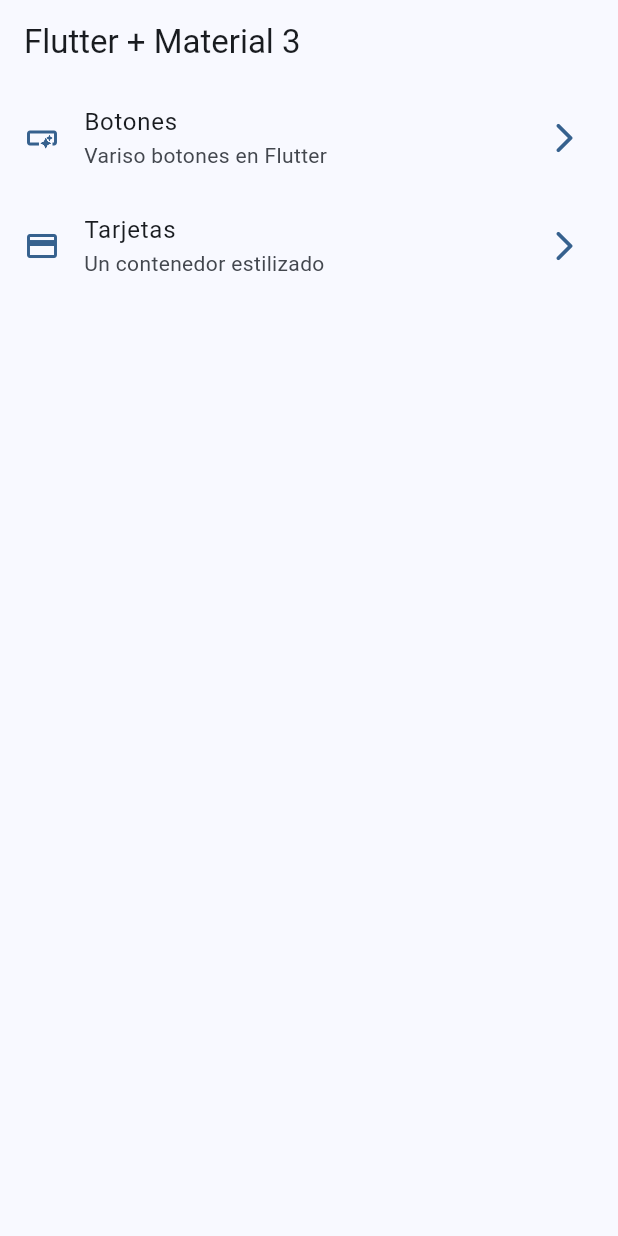
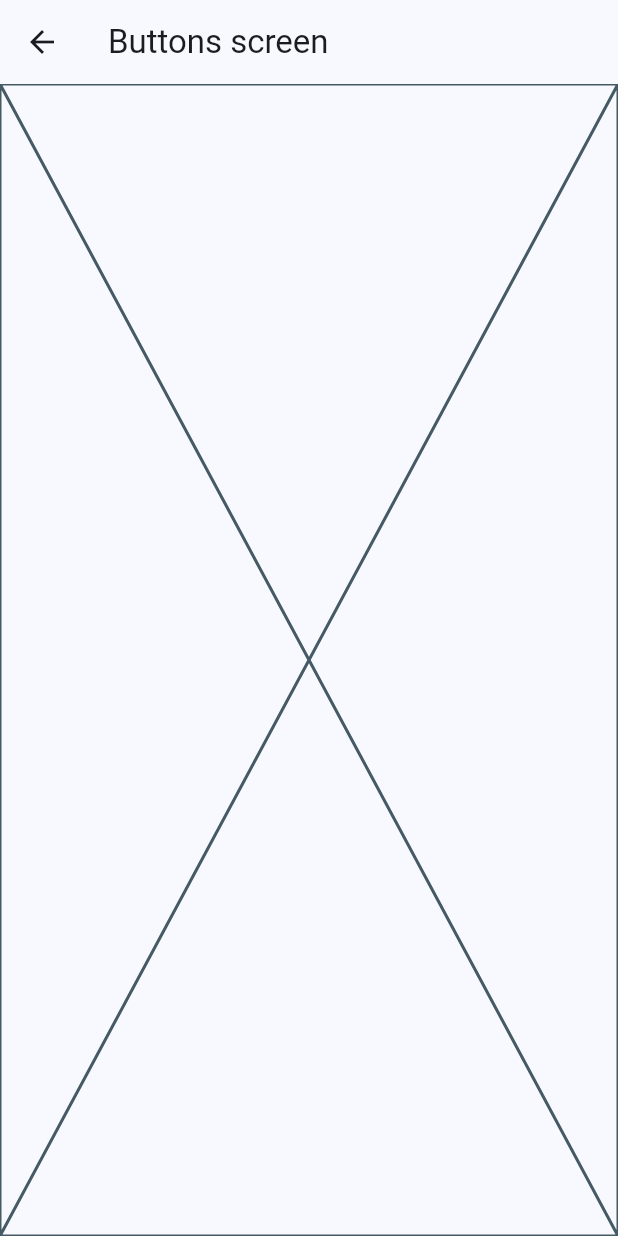
Before and after one commit to AlexFG15/widgets_app, a Flutter app: the screen it shows after launch, after a tap on "Botones", on a phone screen of 412 x 824 dp. Run offline on Flutter 3.47's test engine with Material 3 defaults, Android fonts, the phone set to English and light mode, and no system bars.

Commit message:
rutas basicas agromuradas

```diff
--- /dev/null
+++ b/lib/config/presentation/screens/buttons/buttons_screen.dart
@@ -0,0 +1,13 @@
+import 'package:flutter/material.dart';
+
+class ButtonsScreen extends StatelessWidget {
+  const ButtonsScreen({super.key});
+
+  @override
+  Widget build(BuildContext context) {
+    return Scaffold(
+      appBar: AppBar(title: Text('Buttons screen')),
+      body: Placeholder(),
+    );
+  }
+}
--- a/lib/config/presentation/screens/home/home_screen.dart
+++ b/lib/config/presentation/screens/home/home_screen.dart
@@ -1,5 +1,6 @@
 import 'package:flutter/material.dart';
 import 'package:widgets_app/config/menu/menu_items.dart';
+import 'package:widgets_app/config/presentation/screens/buttons/buttons_screen.dart';
 
 class HomeScreen extends StatelessWidget {
   const HomeScreen({super.key});
@@ -43,7 +44,13 @@ class _CustomListTitle extends StatelessWidget {
       trailing: Icon(Icons.arrow_forward_ios_rounded, color: colors.primary),
       title: Text(menuItem.title),
       subtitle: Text(menuItem.subTitle),
-      onTap: () {},
+      onTap: () {
+        // Navigator.of(
+        //   context,
+        // ).push(MaterialPageRoute(builder: (context) => const ButtonsScreen()));
+
+        Navigator.pushNamed(context, menuItem.link);
+      },
     );
   }
 }
--- a/lib/main.dart
+++ b/lib/main.dart
@@ -1,4 +1,6 @@
 import 'package:flutter/material.dart';
+import 'package:widgets_app/config/presentation/screens/buttons/buttons_screen.dart';
+import 'package:widgets_app/config/presentation/screens/cards/cards_screen.dart';
 import 'package:widgets_app/config/presentation/screens/home/home_screen.dart';
 import 'package:widgets_app/config/theme/app_theme.dart';
 
@@ -15,6 +17,10 @@ class MainApp extends StatelessWidget {
       debugShowCheckedModeBanner: false,
       theme: AppTheme(selectedColor: 0).getTheme(),
       home: HomeScreen(),
+      routes: {
+        '/buttons': (context) => ButtonsScreen(),
+        '/cards': (context) => CardsScreen(),
+      },
     );
   }
 }
```
Also changed, not shown: lib/config/presentation/screens/cards/cards_screen.dart (added, +13 -0 lines).
